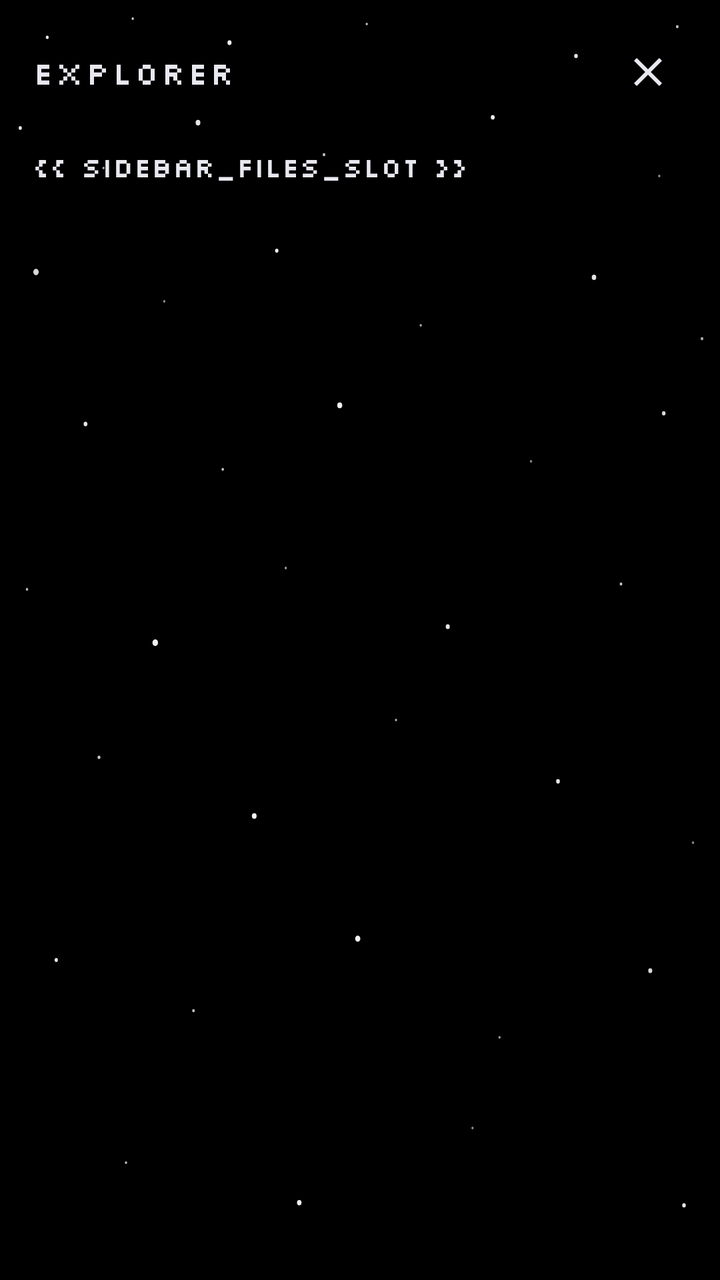
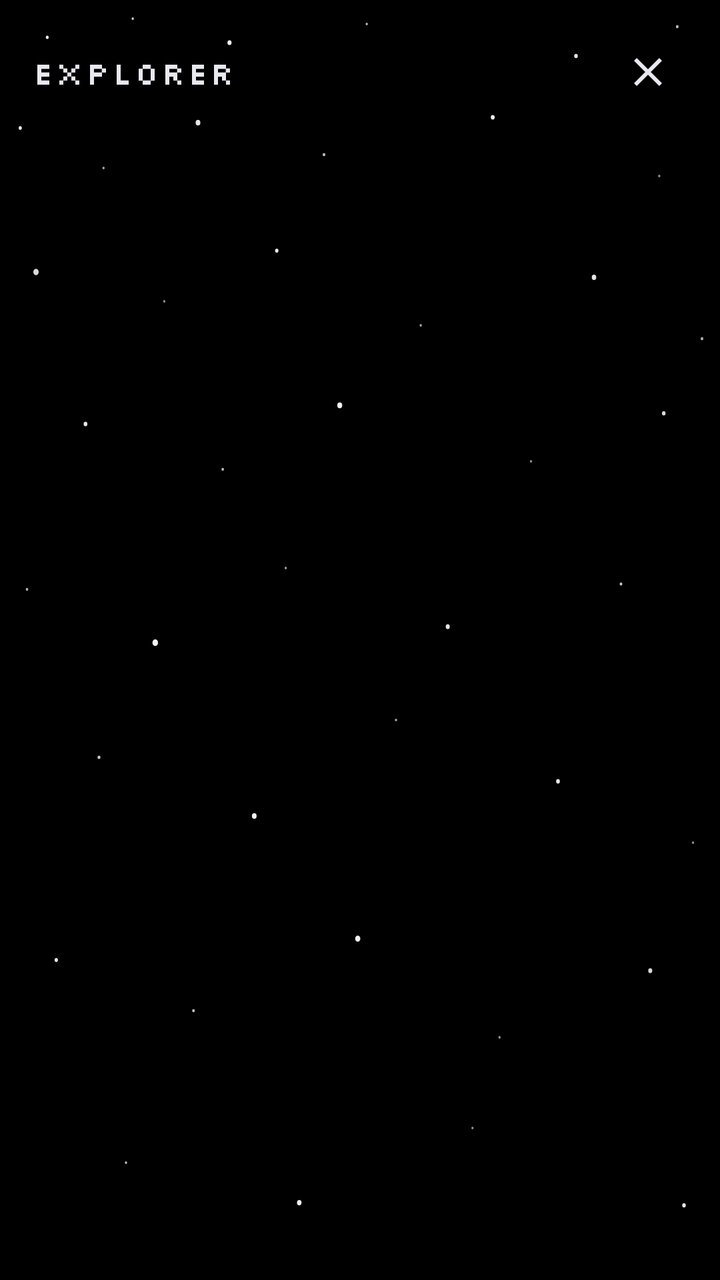

The first picture is an Android layout as it rendered before a commit; the second is the same layout after the commit. The layout source and the unified diff follow.
<!-- AndroidManifest.xml: application theme Theme.Steotexteditor -->
<!-- res/layout/nav_drawer_header.xml -->
<?xml version="1.0" encoding="utf-8"?>
<LinearLayout xmlns:android="http://schemas.android.com/apk/res/android"
    xmlns:app="http://schemas.android.com/apk/res-auto"
    android:layout_width="match_parent"
    android:layout_height="match_parent"
    android:orientation="vertical"
    android:padding="16dp"
    android:background="@drawable/starfield_background">

    <LinearLayout
        android:layout_width="match_parent"
        android:layout_height="wrap_content"
        android:orientation="horizontal"
        android:gravity="center_vertical">

        <TextView
            android:layout_width="0dp"
            android:layout_height="wrap_content"
            android:layout_weight="1"
            android:fontFamily="@font/silkscreen"
            android:letterSpacing="0.076"
            android:text="EXPLORER"
            android:textColor="@color/text_off_white"
            android:textSize="16sp" />

        <ImageButton
            android:id="@+id/btnCloseDrawer"
            android:layout_width="40dp"
            android:layout_height="40dp"
            android:background="?attr/selectableItemBackgroundBorderless"
            android:contentDescription="Close explorer"
            android:src="@drawable/ic_menu_close_clear_cancel"
            app:tint="@color/text_off_white" />
    </LinearLayout>

    <TextView
        android:id="@+id/tvSidebarSlot"
        android:layout_width="match_parent"
        android:layout_height="wrap_content"
        android:layout_marginTop="18dp"
        android:fontFamily="@font/silkscreen"
        android:text="{{ SIDEBAR_FILES_SLOT }}"
        android:textColor="@color/text_off_white"
        android:textSize="14sp" />

    <LinearLayout
        android:layout_width="match_parent"
        android:layout_height="1dp"
        android:orientation="horizontal"
        android:visibility="gone">

        <androidx.appcompat.widget.AppCompatButton
            android:id="@+id/btnNewFile"
            android:layout_width="0dp"
            android:layout_height="wrap_content"
            android:layout_weight="1"
            android:text="NEW"
            android:background="@drawable/pixel_button_background"
            android:textColor="#DCDCF0"
            android:textAllCaps="true"
            android:fontFamily="@font/silkscreen" />

        <Space
            android:layout_width="8dp"
            android:layout_height="wrap_content" />

        <androidx.appcompat.widget.AppCompatButton
            android:id="@+id/btnOpenFile"
            android:layout_width="0dp"
            android:layout_height="wrap_content"
            android:layout_weight="1"
            android:text="OPEN"
            android:background="@drawable/pixel_button_background"
            android:textColor="#DCDCF0"
            android:textAllCaps="true"
            android:fontFamily="@font/silkscreen" />
    </LinearLayout>

    <TextView
        android:id="@+id/tvEmptyRecent"
        android:layout_width="match_parent"
        android:layout_height="wrap_content"
        android:text="NO FILES TO SHOW YET"
        android:textColor="@color/text_off_white"
        android:visibility="gone"
        android:paddingTop="8dp"
        android:paddingBottom="8dp" />

    <androidx.recyclerview.widget.RecyclerView
        android:id="@+id/rvRecentFiles"
        android:layout_width="match_parent"
        android:layout_height="0dp"
        android:layout_weight="1"
        android:clipToPadding="false"
        android:paddingBottom="24dp" />

</LinearLayout>
<!-- resources referenced by this layout -->
<resources>
  <color name="text_off_white">#E8E8F0</color>
  <!-- drawable ic_menu_close_clear_cancel (drawable) -->
  <vector xmlns:android="http://schemas.android.com/apk/res/android"
      android:width="24dp"
      android:height="24dp"
      android:viewportWidth="960"
      android:viewportHeight="960">
    <path
        android:pathData="m256,760 l-56,-56 224,-224 -224,-224 56,-56 224,224 224,-224 56,56 -224,224 224,224 -56,56 -224,-224 -224,224Z"
        android:fillColor="#1f1f1f"/>
  </vector>
  <!-- drawable pixel_button_background (drawable) -->
  <?xml version="1.0" encoding="utf-8"?>
  <shape xmlns:android="http://schemas.android.com/apk/res/android">
      <solid android:color="#1A1A2E" />
      <stroke android:width="1dp" android:color="#7B2FBE" />
      <corners android:radius="0dp" />
      <padding android:top="8dp" android:bottom="8dp" android:left="16dp" android:right="16dp" />
  </shape>
  <!-- drawable starfield_background: vector/xml drawable (drawable, 6022 chars, omitted) -->
  <style name="Theme.Steotexteditor" parent="Base.Theme.Steotexteditor" />
  <style name="Base.Theme.Steotexteditor" parent="Theme.Material3.DayNight.NoActionBar">
          <item name="android:windowBackground">@color/deep_space_black</item>
          <item name="colorPrimary">@color/primary_accent_purple</item>
          <item name="colorOnSurface">@color/text_off_white</item>
          <item name="android:textColor">@color/text_off_white</item>
          <item name="android:textColorPrimary">@color/text_off_white</item>
          <item name="android:textColorSecondary">@color/icon_tint_soft_white</item>
          <item name="android:fontFamily">@font/silkscreen</item>
          <item name="fontFamily">@font/silkscreen</item>
          <item name="android:statusBarColor">@color/deep_space_black</item>
          <item name="android:navigationBarColor">@color/deep_space_black</item>
          <item name="toolbarStyle">@style/Widget.Steotexteditor.Toolbar</item>
          <item name="actionOverflowButtonStyle">@style/Widget.Steotexteditor.Overflow</item>
          <item name="actionOverflowMenuStyle">@style/DarkPopupMenu</item>
          <item name="android:popupMenuStyle">@style/DarkPopupMenu</item>
      </style>
  <color name="deep_space_black">#0A0A0F</color>
  <color name="primary_accent_purple">#7B2FBE</color>
  <color name="icon_tint_soft_white">#DCDCF0</color>
  <style name="Widget.Steotexteditor.Toolbar" parent="Widget.Material3.Toolbar">
          <item name="android:background">@color/deep_space_black</item>
          <item name="titleTextColor">@color/text_off_white</item>
          <item name="android:theme">@style/ThemeOverlay.Steotexteditor.Toolbar</item>
          <item name="popupTheme">@style/DarkPopupMenu</item>
      </style>
  <style name="Widget.Steotexteditor.Overflow" parent="Widget.AppCompat.ActionButton.Overflow">
          <item name="android:tint">@color/icon_tint_soft_white</item>
      </style>
  <style name="DarkPopupMenu" parent="Widget.AppCompat.PopupMenu">
          <item name="android:popupBackground">#1A1A2E</item>
          <item name="android:textColor">#E8E8F0</item>
      </style>
  <style name="ThemeOverlay.Steotexteditor.Toolbar" parent="ThemeOverlay.Material3.Dark">
          <item name="android:tint">@color/icon_tint_soft_white</item>
          <item name="android:textColorSecondary">@color/icon_tint_soft_white</item>
          <item name="android:textColorPrimary">@color/text_off_white</item>
          <item name="colorControlNormal">@color/icon_tint_soft_white</item>
          <item name="colorControlActivated">@color/primary_accent_purple</item>
      </style>
</resources>

<!-- the commit's change to res/layout/nav_drawer_header.xml (unified diff, before → after) -->
@@ -32,16 +32,6 @@
             android:src="@drawable/ic_menu_close_clear_cancel"
             app:tint="@color/text_off_white" />
     </LinearLayout>
-
-    <TextView
-        android:id="@+id/tvSidebarSlot"
-        android:layout_width="match_parent"
-        android:layout_height="wrap_content"
-        android:layout_marginTop="18dp"
-        android:fontFamily="@font/silkscreen"
-        android:text="{{ SIDEBAR_FILES_SLOT }}"
-        android:textColor="@color/text_off_white"
-        android:textSize="14sp" />
 
     <LinearLayout
         android:layout_width="match_parent"
